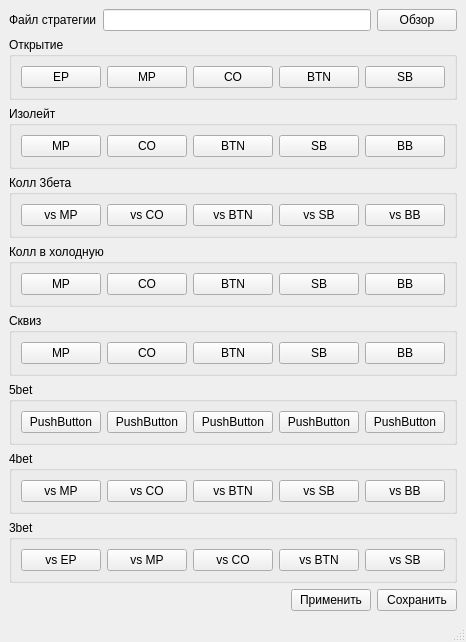
First picture: the form in strategy.ui, repository isys35/app_party_poker_bot, before the edit.
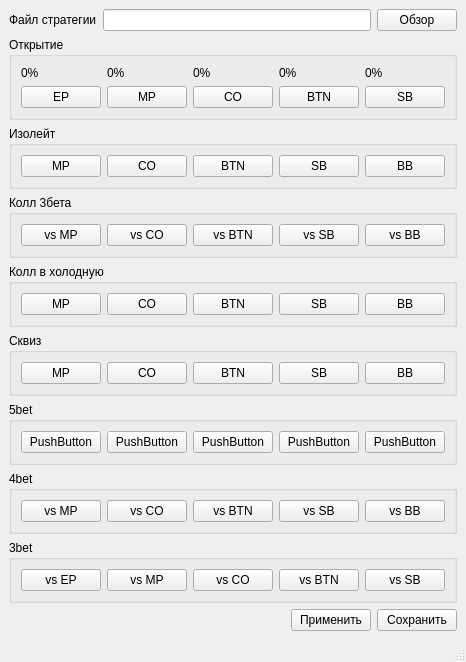
Second picture: the form after the edit.

Commit message: интерфейс: 'добавление процентов для открытия' код: расчёт диапозона открытия

```diff
--- a/strategy.ui
+++ b/strategy.ui
@@ -6,8 +6,8 @@
    <rect>
     <x>0</x>
     <y>0</y>
-    <width>439</width>
-    <height>613</height>
+    <width>449</width>
+    <height>634</height>
    </rect>
   </property>
   <property name="windowTitle">
@@ -45,12 +45,32 @@
         </property>
         <layout class="QHBoxLayout" name="horizontalLayout">
          <item>
+          <layout class="QVBoxLayout" name="verticalLayout_3">
+           <item>
+            <widget class="QLabel" name="label_2">
+             <property name="text">
+              <string>0%</string>
+             </property>
+            </widget>
+           </item>
+           <item>
           <widget class="QPushButton" name="pushButton">
            <property name="text">
             <string>EP</string>
            </property>
           </widget>
          </item>
+          </layout>
+         </item>
+         <item>
+          <layout class="QVBoxLayout" name="verticalLayout_4">
+           <item>
+            <widget class="QLabel" name="label_3">
+             <property name="text">
+              <string>0%</string>
+             </property>
+            </widget>
+           </item>
          <item>
           <widget class="QPushButton" name="pushButton_2">
            <property name="text">
@@ -58,6 +78,17 @@
            </property>
           </widget>
          </item>
+          </layout>
+         </item>
+         <item>
+          <layout class="QVBoxLayout" name="verticalLayout_5">
+           <item>
+            <widget class="QLabel" name="label_4">
+             <property name="text">
+              <string>0%</string>
+             </property>
+            </widget>
+           </item>
          <item>
           <widget class="QPushButton" name="pushButton_3">
            <property name="text">
@@ -65,6 +96,17 @@
            </property>
           </widget>
          </item>
+          </layout>
+         </item>
+         <item>
+          <layout class="QVBoxLayout" name="verticalLayout_6">
+           <item>
+            <widget class="QLabel" name="label_5">
+             <property name="text">
+              <string>0%</string>
+             </property>
+            </widget>
+           </item>
          <item>
           <widget class="QPushButton" name="pushButton_4">
            <property name="text">
@@ -72,6 +114,17 @@
            </property>
           </widget>
          </item>
+          </layout>
+         </item>
+         <item>
+          <layout class="QVBoxLayout" name="verticalLayout_7">
+           <item>
+            <widget class="QLabel" name="label_6">
+             <property name="text">
+              <string>0%</string>
+             </property>
+            </widget>
+           </item>
          <item>
           <widget class="QPushButton" name="pushButton_5">
            <property name="text">
@@ -80,6 +133,8 @@
           </widget>
          </item>
         </layout>
+         </item>
+        </layout>
        </widget>
       </item>
       <item>
```
Left out of the diff: 2 changed lines with no effect on the pictures. Lines whose indentation alone changed are shown as unchanged. The commit also changes 3 other files.
